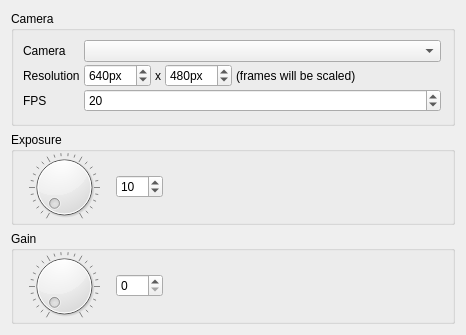
Above: src/modules/genericcamera/genericcamerasettingsdialog.ui from syntalos/syntalos before the change. Below: the same form after it.
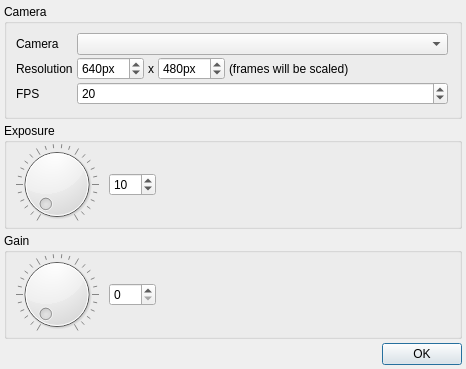
That is the form after the change.

Patch:
```diff
--- a/src/modules/genericcamera/genericcamerasettingsdialog.ui
+++ b/src/modules/genericcamera/genericcamerasettingsdialog.ui
@@ -7,13 +7,28 @@
     <x>0</x>
     <y>0</y>
     <width>466</width>
-    <height>335</height>
+    <height>369</height>
    </rect>
   </property>
   <property name="windowTitle">
    <string>Dialog</string>
   </property>
   <layout class="QVBoxLayout" name="verticalLayout">
+   <property name="spacing">
+    <number>4</number>
+   </property>
+   <property name="leftMargin">
+    <number>4</number>
+   </property>
+   <property name="topMargin">
+    <number>4</number>
+   </property>
+   <property name="rightMargin">
+    <number>4</number>
+   </property>
+   <property name="bottomMargin">
+    <number>4</number>
+   </property>
    <item>
     <widget class="QGroupBox" name="cameraGroupBox">
      <property name="title">
@@ -297,6 +312,16 @@
      </layout>
     </widget>
    </item>
+   <item>
+    <widget class="QDialogButtonBox" name="buttonBox">
+     <property name="orientation">
+      <enum>Qt::Horizontal</enum>
+     </property>
+     <property name="standardButtons">
+      <set>QDialogButtonBox::Ok</set>
+     </property>
+    </widget>
+   </item>
   </layout>
  </widget>
  <resources/>
```
Left out of the diff: 51 changed lines with no effect on the pictures.
